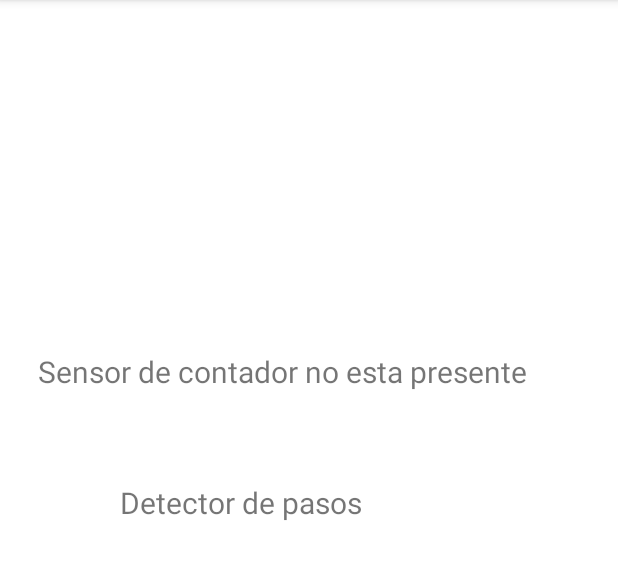
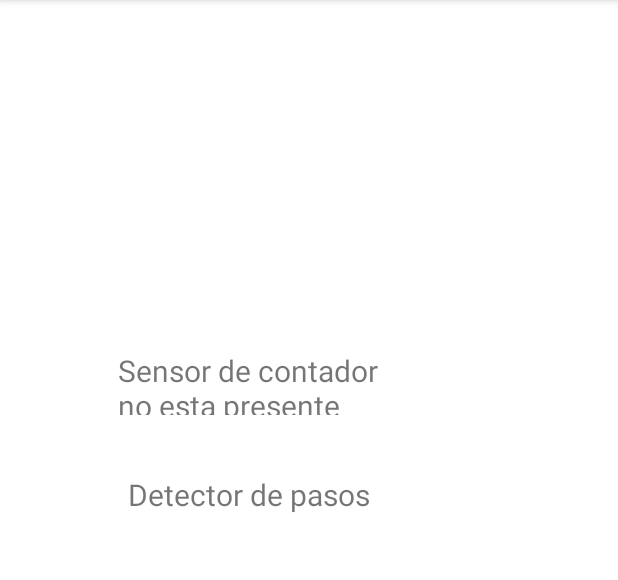
Before and after one commit to anelp04/ProyectoFinalSensoresPRMS, an Android app: the Pasos screen opened directly, with no data from a screen before it, on a phone screen of 412 x 824 dp, the part 84-664 px from its top. Run offline under Robolectric (Android 15) with nearby library versions, the phone set to English and light mode, and no system bars.

Commit message:
implementacion del Contador de pasos

```diff
--- a/app/src/main/java/com/example/proyectosensores/Pasos.java
+++ b/app/src/main/java/com/example/proyectosensores/Pasos.java
@@ -33,6 +33,7 @@ public class Pasos extends AppCompatActivity implements SensorEventListener{
         getWindow().addFlags(WindowManager.LayoutParams.FLAG_KEEP_SCREEN_ON);
         textViewStepCounter = findViewById(R.id.textView5);
         textViewStepDetector = findViewById(R.id.textView6);
+
 
         sensorManager = (SensorManager) getSystemService(SENSOR_SERVICE);
 
--- a/app/src/main/res/layout/activity_pasos.xml
+++ b/app/src/main/res/layout/activity_pasos.xml
@@ -9,27 +9,27 @@
 
     <TextView
         android:id="@+id/textView5"
-        android:layout_width="wrap_content"
-        android:layout_height="wrap_content"
+        android:layout_width="191dp"
+        android:layout_height="43dp"
         android:text="@string/contador_de_pasos"
         android:textSize="20sp"
         app:layout_constraintBottom_toBottomOf="parent"
         app:layout_constraintEnd_toEndOf="parent"
-        app:layout_constraintHorizontal_bias="0.298"
+        app:layout_constraintHorizontal_bias="0.356"
         app:layout_constraintStart_toStartOf="parent"
         app:layout_constraintTop_toTopOf="parent"
-        app:layout_constraintVertical_bias="0.316" />
+        app:layout_constraintVertical_bias="0.322" />
 
     <TextView
         android:id="@+id/textView6"
-        android:layout_width="wrap_content"
-        android:layout_height="wrap_content"
+        android:layout_width="184dp"
+        android:layout_height="43dp"
         android:text="@string/detector_de_pasos"
         android:textSize="20sp"
         app:layout_constraintBottom_toBottomOf="parent"
         app:layout_constraintEnd_toEndOf="parent"
-        app:layout_constraintHorizontal_bias="0.318"
+        app:layout_constraintHorizontal_bias="0.375"
         app:layout_constraintStart_toStartOf="parent"
         app:layout_constraintTop_toTopOf="parent"
-        app:layout_constraintVertical_bias="0.434" />
+        app:layout_constraintVertical_bias="0.436" />
 </androidx.constraintlayout.widget.ConstraintLayout>
```
